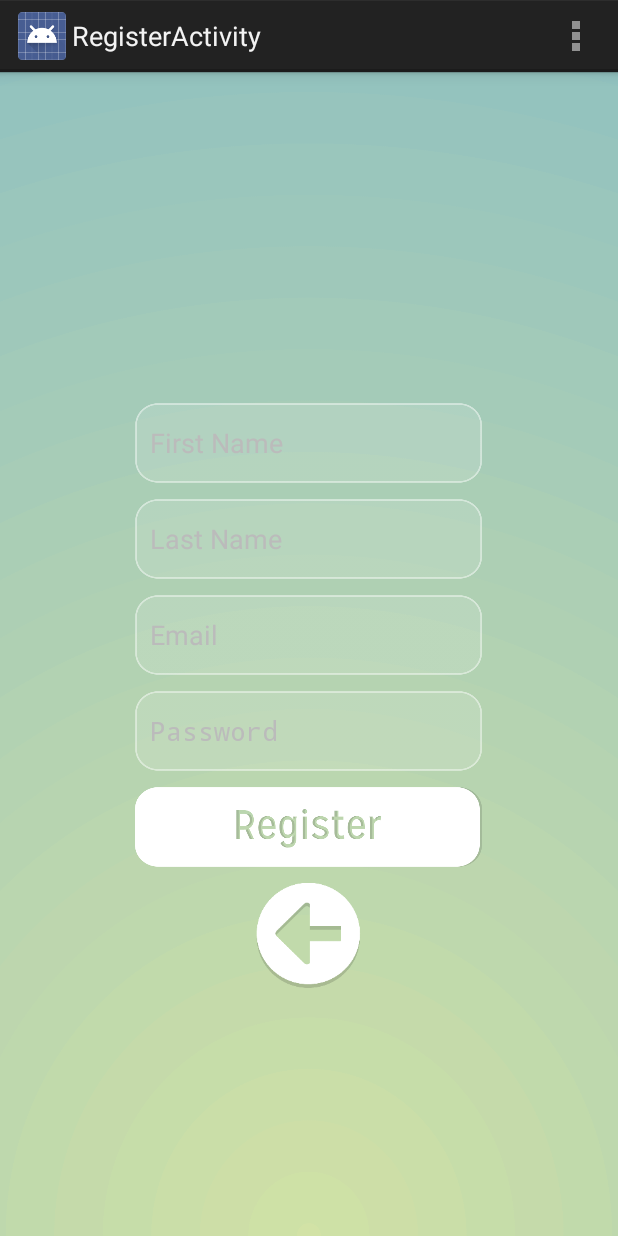
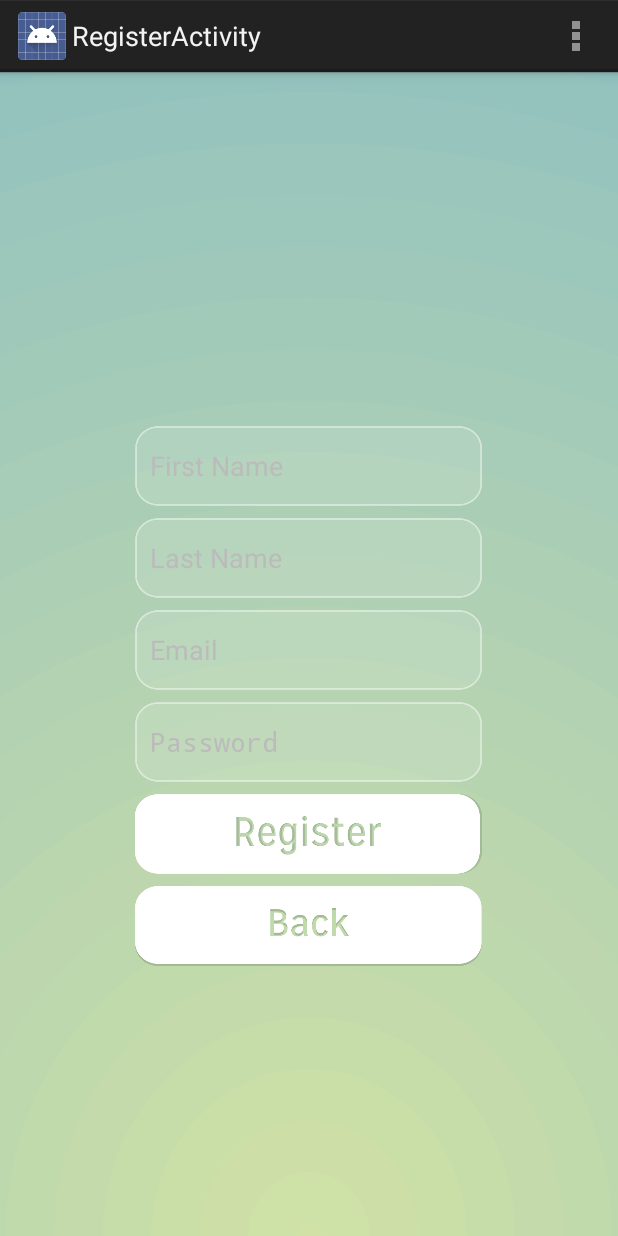
Before and after one commit to sarowary-sairin/QHubb_App_Final, an Android app: the RegisterActivity screen opened directly, with no data from a screen before it, on a phone screen of 412 x 824 dp. Run offline under Robolectric (Android 15) with nearby library versions, the phone set to English and light mode, and no system bars.

Commit message:
updated registration ui

```diff
--- a/app/src/main/res/layout/activity_register.xml
+++ b/app/src/main/res/layout/activity_register.xml
@@ -3,7 +3,7 @@
     android:background="@drawable/background"
     android:layout_width="match_parent"
     android:layout_height="match_parent"
-    android:paddingLeft="@dimen/activity_horizontal_margin"
+    android:paddingLeft="16dp"
     android:paddingRight="@dimen/activity_horizontal_margin"
     android:paddingTop="@dimen/activity_vertical_margin"
     android:paddingBottom="@dimen/activity_vertical_margin"
@@ -29,7 +29,7 @@
             android:layout_width="231dp"
             android:layout_height="53dp"
             android:padding="10dp"
-            android:layout_margin="5dp"
+            android:layout_margin="4dp"
             android:hint="First Name"
             android:textColor="@color/White"
             android:textColorHint="#bbbbbb"
@@ -41,7 +41,7 @@
             android:layout_width="231dp"
             android:layout_height="53dp"
             android:padding="10dp"
-            android:layout_margin="5dp"
+            android:layout_margin="4dp"
             android:hint="Last Name"
             android:textColor="@color/White"
             android:textColorHint="#bbbbbb"
@@ -53,7 +53,7 @@
             android:layout_width="231dp"
             android:layout_height="53dp"
             android:padding="10dp"
-            android:layout_margin="5dp"
+            android:layout_margin="4dp"
             android:hint="Email"
             android:textColor="@color/White"
             android:textColorHint="#bbbbbb"
@@ -64,7 +64,7 @@
             android:layout_gravity="center"
             android:layout_width="231dp"
             android:layout_height="53dp"
-            android:layout_margin="5dp"
+            android:layout_margin="4dp"
             android:padding="10dp"
             android:textColor="@color/White"
             android:hint="Password"
@@ -76,18 +76,18 @@
             android:layout_width="231dp"
             android:layout_height="53dp"
             android:padding="10dp"
-            android:layout_margin="5dp"
+            android:layout_margin="4dp"
             android:layout_gravity="center"
             android:background="@drawable/register_button"
             />
         <Button
             android:id="@+id/btnRegisterBack"
-            android:layout_width="70dp"
-            android:layout_height="70dp"
+            android:layout_width="231dp"
+            android:layout_height="53dp"
             android:padding="10dp"
-            android:layout_margin="5dp"
+            android:layout_margin="4dp"
             android:layout_gravity="center"
-            android:background="@drawable/back_button"
+            android:background="@drawable/back_button_rectangle"
             />
     </LinearLayout>
 
```
